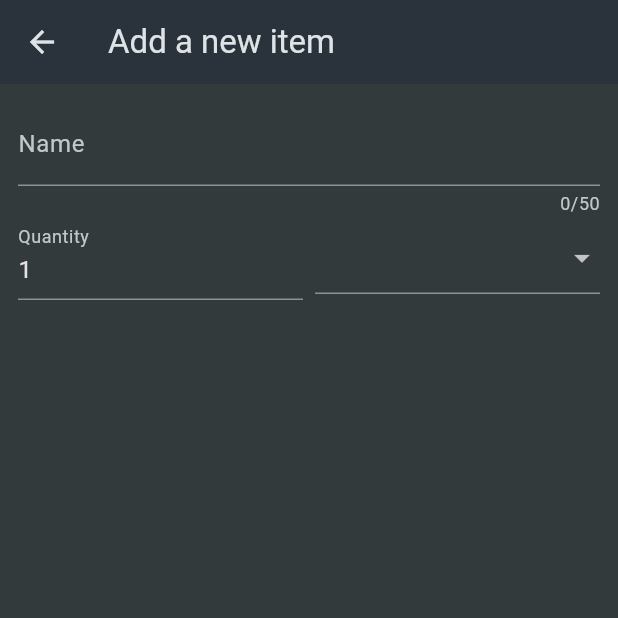
After one commit to Leningram/flutter_groceries, a Flutter app: the screen it shows after launch, after a tap on the "add" icon, on a phone screen of 412 x 824 dp, the top half of it. The commit adds this screen. Run offline on Flutter 3.47's test engine with Material 3 defaults, Android fonts, the phone set to English and light mode, and no system bars.

Commit message:
new item page

```diff
--- a/lib/presentation/screens/groceries_list.dart
+++ b/lib/presentation/screens/groceries_list.dart
@@ -1,15 +1,27 @@
 import 'package:flutter/material.dart';
 import 'package:shopping_list/data/dummy_items.dart';
 import 'package:shopping_list/presentation/widgets/grocery_list_item.dart';
+import 'package:shopping_list/presentation/widgets/new_item.dart';
 
-class GroceriesList extends StatelessWidget {
+class GroceriesList extends StatefulWidget {
   const GroceriesList({super.key});
+
+  @override
+  State<GroceriesList> createState() => _GroceriesListState();
+}
+
+class _GroceriesListState extends State<GroceriesList> {
+  void _addItem() {
+    Navigator.of(context)
+        .push(MaterialPageRoute(builder: (ctx) => const NewItem()));
+  }
 
   @override
   Widget build(BuildContext context) {
     return Scaffold(
       appBar: AppBar(
         title: const Text('Your Groceries'),
+        actions: [IconButton(onPressed: _addItem, icon: const Icon(Icons.add))],
       ),
       body: ListView.builder(
         itemBuilder: (ctx, index) {
--- a/lib/presentation/widgets/grocery_list_item.dart
+++ b/lib/presentation/widgets/grocery_list_item.dart
@@ -10,7 +10,7 @@ class GroceryListItem extends StatelessWidget {
     return ListTile(
       title: Text(item.name),
       leading: Container(width: 24, height: 24, color: item.category.color,),
-      trailing: Text(item.quantity.toString()),
+      trailing: Text(item.quantity.toString(), style: const TextStyle(fontSize: 16),),
     );
   }
 }
--- /dev/null
+++ b/lib/presentation/widgets/new_item.dart
@@ -0,0 +1,69 @@
+import 'package:flutter/material.dart';
+import 'package:shopping_list/data/categories.dart';
+
+class NewItem extends StatefulWidget {
+  const NewItem({super.key});
+
+  @override
+  State<NewItem> createState() => _NewItemState();
+}
+
+class _NewItemState extends State<NewItem> {
+  @override
+  Widget build(BuildContext context) {
+    return Scaffold(
+        appBar: AppBar(
+          title: const Text('Add a new item'),
+        ),
+        body: Padding(
+          padding: const EdgeInsets.all(12),
+          child: Form(
+              child: Column(
+            children: [
+              TextFormField(
+                maxLength: 50,
+                decoration: const InputDecoration(
+                  label: Text('Name'),
+                ),
+                validator: (value) {
+                  return 'Demp...';
+                },
+              ),
+              Row(
+                children: [
+                  Expanded(
+                    child: TextFormField(
+                      decoration: const InputDecoration(label: Text('Quantity')),
+                      initialValue: '1',
+                    ),
+                  ),
+                  const SizedBox(
+                    width: 8,
+                  ),
+                  Expanded(
+                    child: DropdownButtonFormField(items: [
+                      for (final category in categories.entries)
+                        DropdownMenuItem(
+                          value: category.value,
+                            child: Row(
+                          children: [
+                            Container(
+                              width: 16,
+                              height: 16,
+                              color: category.value.color,
+                            ),
+                            const SizedBox(
+                              width: 6,
+                            ),
+                            Text(category.value.title)
+                          ],
+                        ))
+                    ], onChanged: (value) {}),
+                  )
+                ],
+              )
+            ],
+          )),
+        ));
+  }
+}
```
